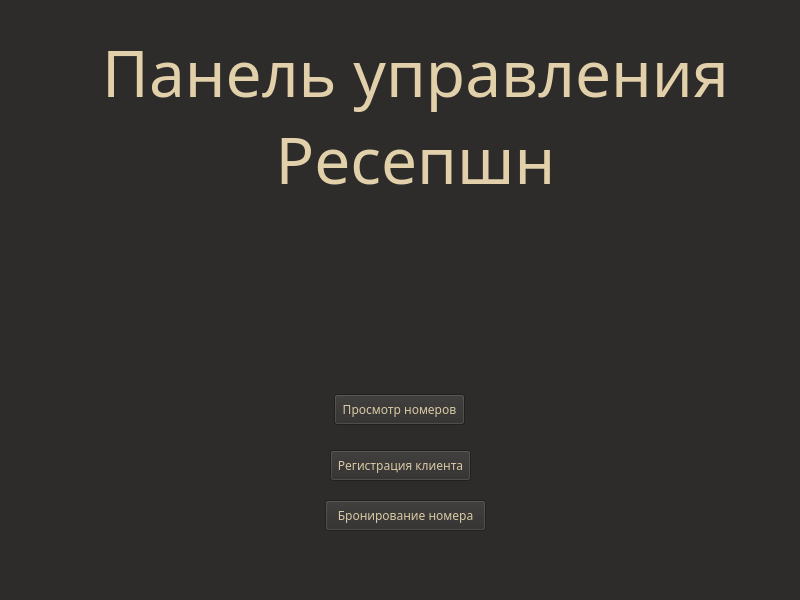
Qt form gui_files/emplo_main.ui (VantuzFed/hotel_mit) before a commit.
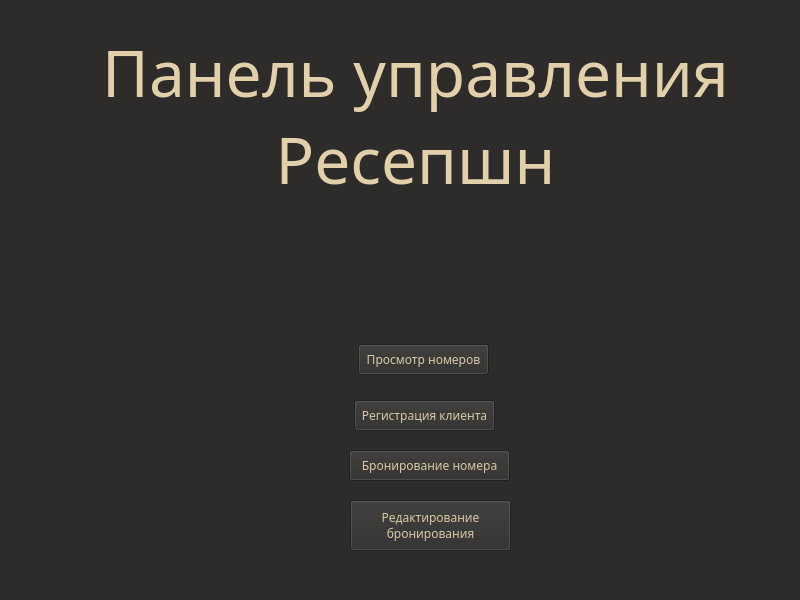
The same form after that commit.

```diff
--- a/gui_files/emplo_main.ui
+++ b/gui_files/emplo_main.ui
@@ -502,8 +502,8 @@
   <widget class="QPushButton" name="but_tab">
    <property name="geometry">
     <rect>
-     <x>334</x>
-     <y>394</y>
+     <x>358</x>
+     <y>344</y>
      <width>131</width>
      <height>31</height>
     </rect>
@@ -515,8 +515,8 @@
   <widget class="QPushButton" name="but_reg_cli">
    <property name="geometry">
     <rect>
-     <x>330</x>
-     <y>450</y>
+     <x>354</x>
+     <y>400</y>
      <width>141</width>
      <height>31</height>
     </rect>
@@ -551,8 +551,8 @@
   <widget class="QPushButton" name="but_book">
    <property name="geometry">
     <rect>
-     <x>325</x>
-     <y>500</y>
+     <x>349</x>
+     <y>450</y>
      <width>161</width>
      <height>31</height>
     </rect>
@@ -561,6 +561,20 @@
     <string>Бронирование номера</string>
    </property>
   </widget>
+  <widget class="QPushButton" name="but_book_edit">
+   <property name="geometry">
+    <rect>
+     <x>350</x>
+     <y>500</y>
+     <width>161</width>
+     <height>51</height>
+    </rect>
+   </property>
+   <property name="text">
+    <string>Редактирование
+бронирования</string>
+   </property>
+  </widget>
  </widget>
  <resources/>
  <connections/>
```
Left out of the diff: 4 changed lines with no effect on the pictures.
